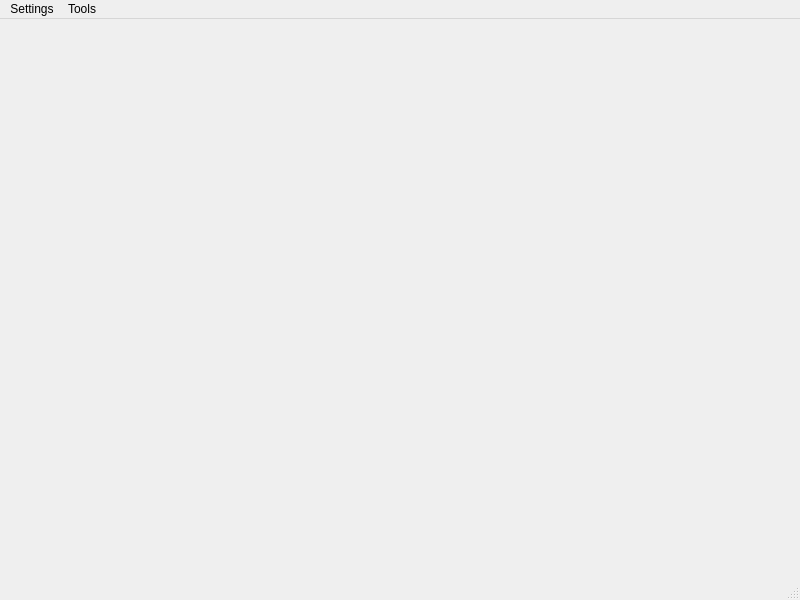
marvin5300/general-purpose-control, file src/mainwindow.ui: the form before one commit.
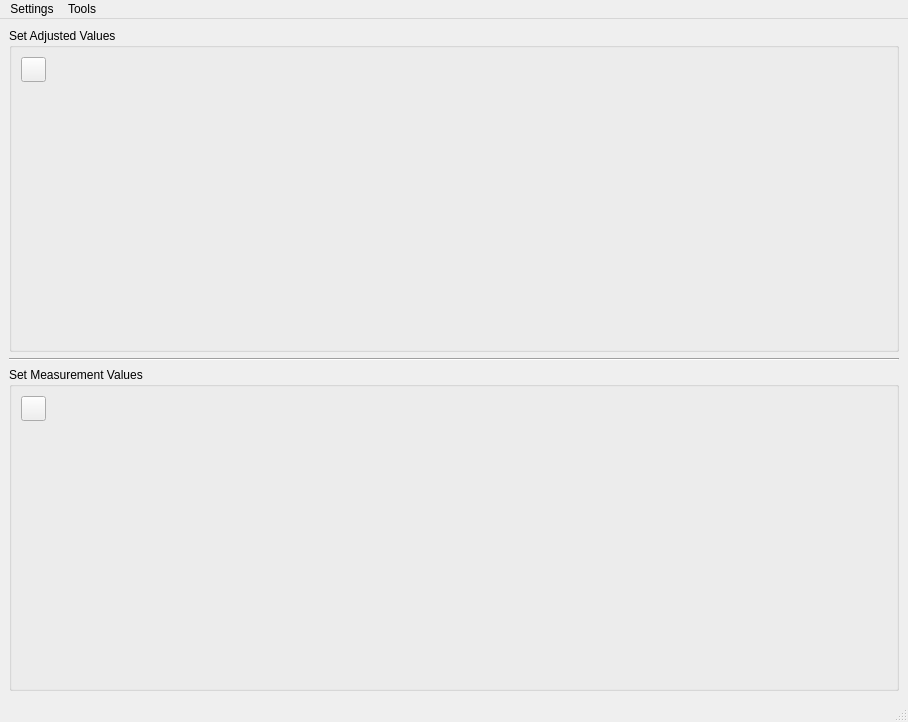
The form after the commit.

Commit message: Added functionality for dynamically adding and removing widgets to layout

```diff
--- a/src/mainwindow.ui
+++ b/src/mainwindow.ui
@@ -6,20 +6,178 @@
    <rect>
     <x>0</x>
     <y>0</y>
-    <width>800</width>
-    <height>600</height>
+    <width>908</width>
+    <height>722</height>
    </rect>
   </property>
   <property name="windowTitle">
    <string>MainWindow</string>
   </property>
-  <widget class="QWidget" name="centralwidget"/>
+  <widget class="QWidget" name="centralwidget">
+   <layout class="QGridLayout" name="gridLayout_3">
+    <item row="0" column="0">
+     <widget class="QGroupBox" name="setValuesBox">
+      <property name="title">
+       <string>Set Adjusted Values</string>
+      </property>
+      <layout class="QGridLayout" name="gridLayout">
+       <item row="0" column="0">
+        <layout class="QHBoxLayout" name="setValuesVerticalLayout">
+         <item>
+          <layout class="QVBoxLayout" name="addButtonLayout">
+           <item>
+            <widget class="QPushButton" name="addAdjustValueButton">
+             <property name="sizePolicy">
+              <sizepolicy hsizetype="Fixed" vsizetype="Fixed">
+               <horstretch>0</horstretch>
+               <verstretch>0</verstretch>
+              </sizepolicy>
+             </property>
+             <property name="minimumSize">
+              <size>
+               <width>25</width>
+               <height>25</height>
+              </size>
+             </property>
+             <property name="maximumSize">
+              <size>
+               <width>25</width>
+               <height>25</height>
+              </size>
+             </property>
+             <property name="baseSize">
+              <size>
+               <width>25</width>
+               <height>25</height>
+              </size>
+             </property>
+             <property name="text">
+              <string/>
+             </property>
+            </widget>
+           </item>
+           <item>
+            <spacer name="verticalSpacer">
+             <property name="orientation">
+              <enum>Qt::Vertical</enum>
+             </property>
+             <property name="sizeHint" stdset="0">
+              <size>
+               <width>20</width>
+               <height>400</height>
+              </size>
+             </property>
+            </spacer>
+           </item>
+          </layout>
+         </item>
+         <item>
+          <spacer name="horizontalSpacer">
+           <property name="orientation">
+            <enum>Qt::Horizontal</enum>
+           </property>
+           <property name="sizeHint" stdset="0">
+            <size>
+             <width>669</width>
+             <height>20</height>
+            </size>
+           </property>
+          </spacer>
+         </item>
+        </layout>
+       </item>
+      </layout>
+     </widget>
+    </item>
+    <item row="1" column="0">
+     <widget class="Line" name="line">
+      <property name="orientation">
+       <enum>Qt::Horizontal</enum>
+      </property>
+     </widget>
+    </item>
+    <item row="2" column="0">
+     <widget class="QGroupBox" name="setValuesBox_2">
+      <property name="title">
+       <string>Set Measurement Values</string>
+      </property>
+      <layout class="QGridLayout" name="gridLayout_2">
+       <item row="0" column="0">
+        <layout class="QHBoxLayout" name="measureValuesVerticalLayout">
+         <item>
+          <layout class="QVBoxLayout" name="addButtonLayout_2">
+           <item>
+            <widget class="QPushButton" name="addMeasureValueButton">
+             <property name="sizePolicy">
+              <sizepolicy hsizetype="Fixed" vsizetype="Fixed">
+               <horstretch>0</horstretch>
+               <verstretch>0</verstretch>
+              </sizepolicy>
+             </property>
+             <property name="minimumSize">
+              <size>
+               <width>25</width>
+               <height>25</height>
+              </size>
+             </property>
+             <property name="maximumSize">
+              <size>
+               <width>25</width>
+               <height>25</height>
+              </size>
+             </property>
+             <property name="baseSize">
+              <size>
+               <width>25</width>
+               <height>25</height>
+              </size>
+             </property>
+             <property name="text">
+              <string/>
+             </property>
+            </widget>
+           </item>
+           <item>
+            <spacer name="verticalSpacer_2">
+             <property name="orientation">
+              <enum>Qt::Vertical</enum>
+             </property>
+             <property name="sizeHint" stdset="0">
+              <size>
+               <width>20</width>
+               <height>400</height>
+              </size>
+             </property>
+            </spacer>
+           </item>
+          </layout>
+         </item>
+         <item>
+          <spacer name="horizontalSpacer_2">
+           <property name="orientation">
+            <enum>Qt::Horizontal</enum>
+           </property>
+           <property name="sizeHint" stdset="0">
+            <size>
+             <width>669</width>
+             <height>20</height>
+            </size>
+           </property>
+          </spacer>
+         </item>
+        </layout>
+       </item>
+      </layout>
+     </widget>
+    </item>
+   </layout>
+  </widget>
   <widget class="QMenuBar" name="menubar">
    <property name="geometry">
     <rect>
      <x>0</x>
      <y>0</y>
-     <width>800</width>
+     <width>908</width>
      <height>25</height>
     </rect>
    </property>
```
The commit also changes 20 other files.
